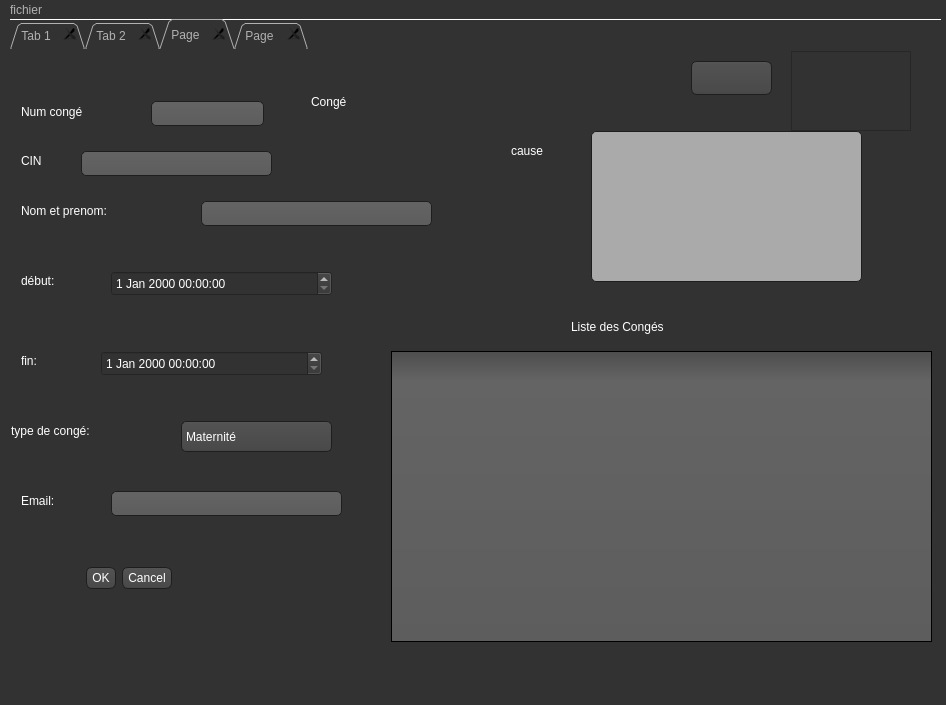
Old version of the form mainwindow.ui in the repository saadallahchaima/visse-visse_2A9.
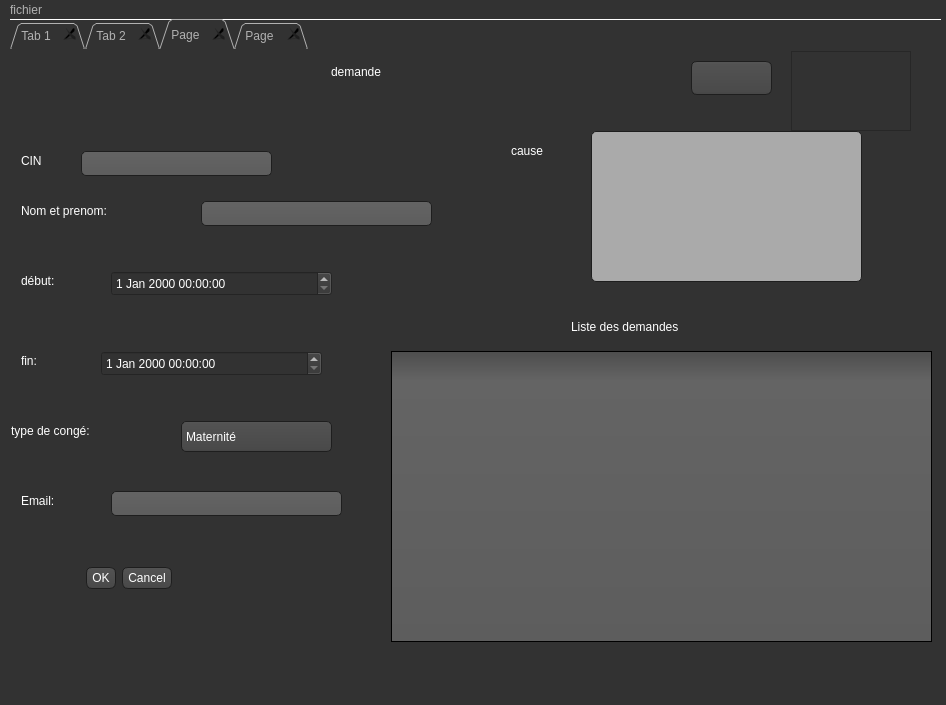
New version of the form. The open tabs and pages were chosen to show the change. Icons and pictures are not drawn.

```diff
--- a/mainwindow.ui
+++ b/mainwindow.ui
@@ -1330,8 +1330,8 @@
      <widget class="QLabel" name="label_2">
       <property name="geometry">
        <rect>
-        <x>300</x>
-        <y>30</y>
+        <x>320</x>
+        <y>0</y>
         <width>261</width>
         <height>41</height>
        </rect>
@@ -1340,7 +1340,7 @@
        <string notr="true">font: 75 16pt &quot;MS Shell Dlg 2&quot;;</string>
       </property>
       <property name="text">
-       <string>Congé</string>
+       <string>demande</string>
       </property>
       <property name="margin">
        <number>50</number>
@@ -1575,35 +1575,12 @@
        <rect>
         <x>560</x>
         <y>260</y>
-        <width>201</width>
+        <width>251</width>
         <height>31</height>
        </rect>
       </property>
       <property name="text">
-       <string>Liste des Congés</string>
-      </property>
-     </widget>
-     <widget class="QLabel" name="label_10">
-      <property name="geometry">
-       <rect>
-        <x>10</x>
-        <y>50</y>
-        <width>131</width>
-        <height>21</height>
-       </rect>
-      </property>
-      <property name="text">
-       <string>Num congé</string>
-      </property>
-     </widget>
-     <widget class="QLineEdit" name="Le_idC">
-      <property name="geometry">
-       <rect>
-        <x>140</x>
-        <y>50</y>
-        <width>113</width>
-        <height>25</height>
-       </rect>
+       <string>Liste des demandes</string>
       </property>
      </widget>
      <widget class="QLineEdit" name="lineEdit_c">
```
Left out of the diff: 2 changed lines with no effect on the pictures.
